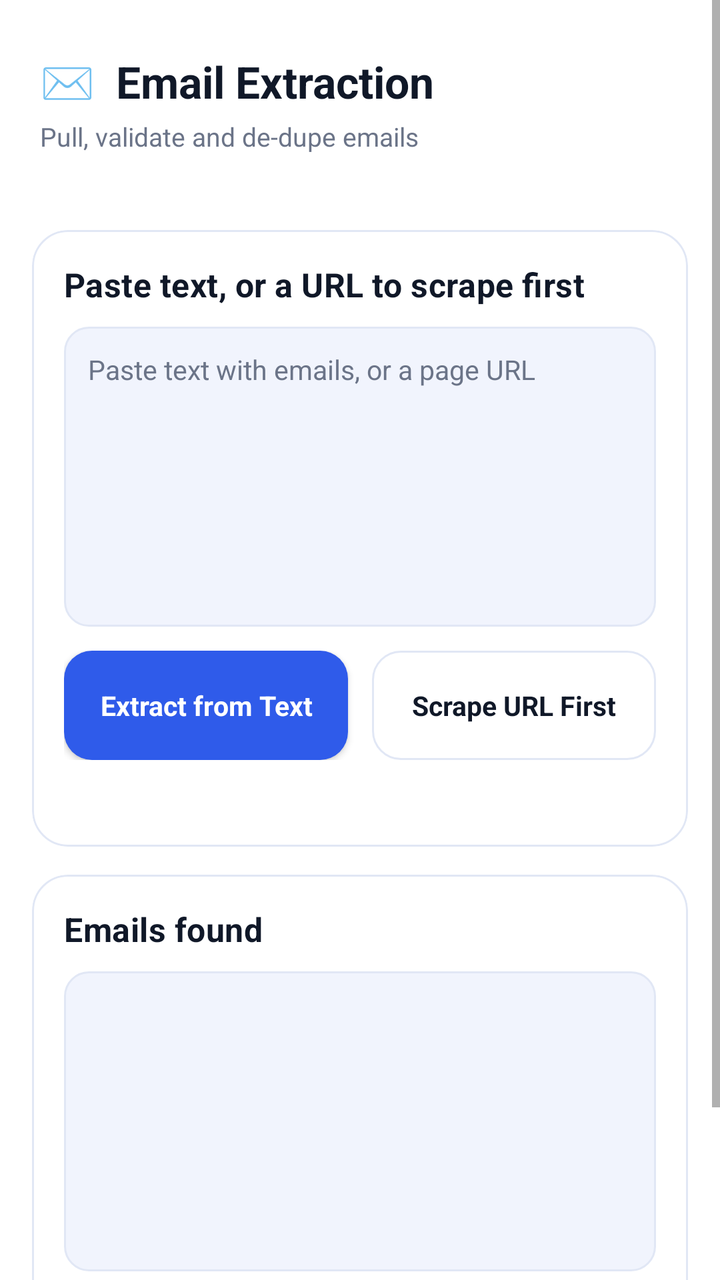
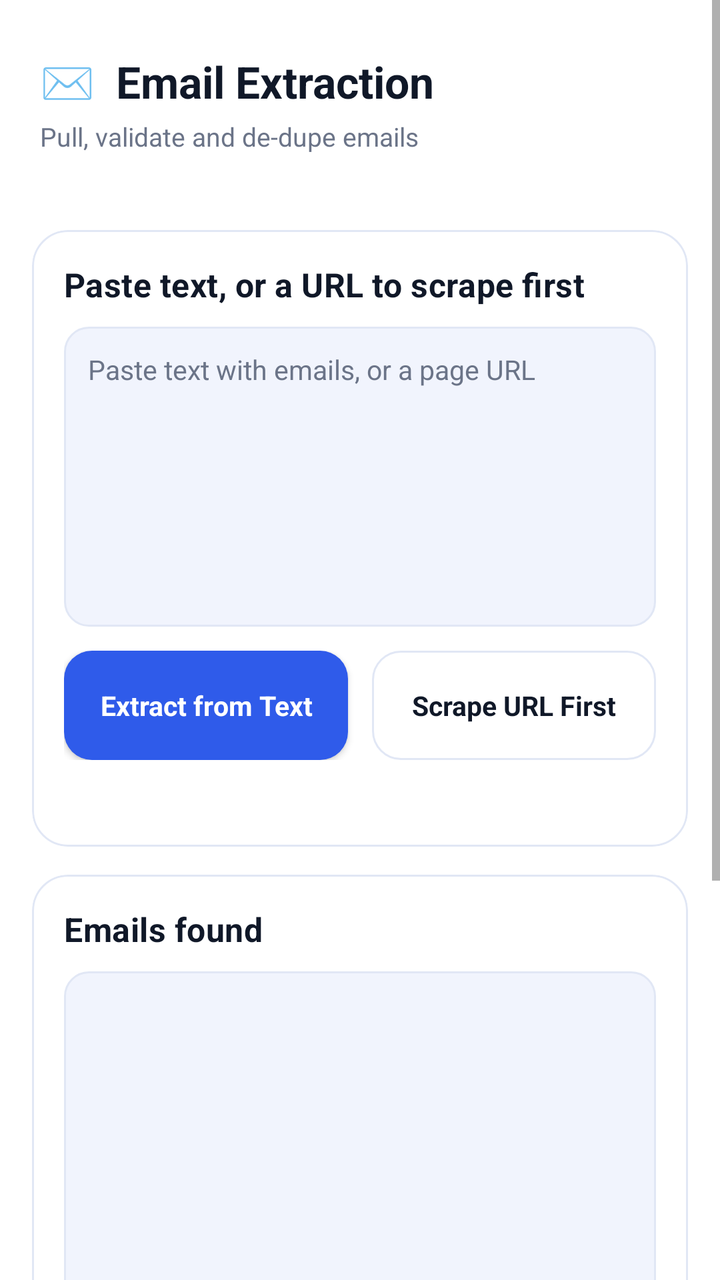

Screens rendered from an Android XML layout before and after an edit, with the pre-edit source and the edit as a unified diff.
<!-- AndroidManifest.xml: application theme Theme.DataToolkit -->
<!-- res/layout/activity_email_extraction.xml -->
<?xml version="1.0" encoding="utf-8"?>
<ScrollView xmlns:android="http://schemas.android.com/apk/res/android"
    android:layout_width="match_parent"
    android:layout_height="match_parent"
    android:clipToPadding="false">

    <LinearLayout
        android:layout_width="match_parent"
        android:layout_height="wrap_content"
        android:orientation="vertical">

        <FrameLayout
            android:layout_width="match_parent"
            android:layout_height="wrap_content"
            android:background="@drawable/bg_header_flat"
            android:paddingStart="20dp" android:paddingEnd="20dp"
            android:paddingTop="26dp" android:paddingBottom="22dp">
            <LinearLayout android:layout_width="match_parent" android:layout_height="wrap_content" android:orientation="vertical">
                <TextView android:layout_width="wrap_content" android:layout_height="wrap_content"
                    android:text="✉️  Email Extraction" android:textColor="@color/text_primary" android:textSize="22sp" android:textStyle="bold" />
                <TextView android:layout_width="wrap_content" android:layout_height="wrap_content" android:layout_marginTop="4dp"
                    android:text="Pull, validate and de-dupe emails" android:textColor="@color/text_secondary" android:textSize="13sp" />
            </LinearLayout>
        </FrameLayout>

        <LinearLayout
            android:layout_width="match_parent"
            android:layout_height="wrap_content"
            android:orientation="vertical"
            android:padding="16dp">

            <com.google.android.material.card.MaterialCardView style="@style/Widget.App.Card" android:layout_width="match_parent" android:layout_height="wrap_content" android:layout_marginBottom="14dp">
                <LinearLayout android:layout_width="match_parent" android:layout_height="wrap_content" android:orientation="vertical">
                    <TextView android:layout_width="wrap_content" android:layout_height="wrap_content"
                        android:text="Paste text, or a URL to scrape first" android:textAppearance="@style/TextAppearance.App.SectionTitle" />

                    <EditText
                        android:id="@+id/etInput"
                        android:layout_width="match_parent"
                        android:layout_height="150dp"
                        android:layout_marginTop="10dp"
                        android:background="@drawable/bg_input_field_focused"
                        android:gravity="top|start"
                        android:hint="Paste text with emails, or a page URL"
                        android:textColorHint="@color/text_secondary"
                        android:textSize="13.5sp"
                        android:inputType="textMultiLine" />

                    <LinearLayout android:layout_width="match_parent" android:layout_height="wrap_content" android:orientation="horizontal" android:layout_marginTop="12dp">
                        <com.google.android.material.button.MaterialButton
                            android:id="@+id/btnExtractFromText"
                            style="@style/Widget.App.Button.Compact"
                            android:layout_width="0dp" android:layout_height="wrap_content" android:layout_weight="1"
                            android:layout_marginEnd="6dp" android:text="Extract from Text" />
                        <com.google.android.material.button.MaterialButton
                            android:id="@+id/btnExtractFromUrl"
                            style="@style/Widget.App.Button.Compact.Outlined"
                            android:layout_width="0dp" android:layout_height="wrap_content" android:layout_weight="1"
                            android:layout_marginStart="6dp" android:text="Scrape URL First" />
                    </LinearLayout>

                    <ProgressBar
                        android:id="@+id/progressBar"
                        style="?android:attr/progressBarStyleHorizontal"
                        android:layout_width="match_parent" android:layout_height="wrap_content"
                        android:layout_marginTop="10dp"
                        android:progressTint="@color/primary"
                        android:indeterminate="true"
                        android:visibility="gone" />

                    <TextView android:id="@+id/tvStatus" android:layout_width="match_parent" android:layout_height="wrap_content"
                        android:layout_marginTop="10dp" android:textColor="@color/text_secondary" android:textSize="12.5sp" />
                </LinearLayout>
            </com.google.android.material.card.MaterialCardView>

            <com.google.android.material.card.MaterialCardView style="@style/Widget.App.Card" android:layout_width="match_parent" android:layout_height="wrap_content">
                <LinearLayout android:layout_width="match_parent" android:layout_height="wrap_content" android:orientation="vertical">
                    <TextView android:layout_width="wrap_content" android:layout_height="wrap_content"
                        android:text="Emails found" android:textAppearance="@style/TextAppearance.App.SectionTitle" />
                    <EditText
                        android:id="@+id/etEmails"
                        android:layout_width="match_parent"
                        android:layout_height="150dp"
                        android:layout_marginTop="10dp"
                        android:background="@drawable/bg_input_field_focused"
                        android:gravity="top|start"
                        android:fontFamily="monospace"
                        android:textSize="12.5sp"
                        android:inputType="textMultiLine" />

                    <com.google.android.material.button.MaterialButton
                        android:id="@+id/btnSaveCsv"
                        style="@style/Widget.App.Button.Outlined"
                        android:layout_width="match_parent"
                        android:layout_height="wrap_content"
                        android:layout_marginTop="12dp"
                        android:text="💾  Save (.csv)" />
                </LinearLayout>
            </com.google.android.material.card.MaterialCardView>

        </LinearLayout>
    </LinearLayout>
</ScrollView>
<!-- resources referenced by this layout -->
<resources>
  <color name="primary">#2F5BEA</color>
  <color name="text_primary">#101828</color>
  <color name="text_secondary">#6B7488</color>
  <!-- drawable bg_header_flat (drawable) -->
  <?xml version="1.0" encoding="utf-8"?>
  <shape xmlns:android="http://schemas.android.com/apk/res/android" android:shape="rectangle">
      <solid android:color="@color/background_alt" />
      <corners android:bottomLeftRadius="24dp" android:bottomRightRadius="24dp" />
  </shape>
  <style name="TextAppearance.App.SectionTitle" parent="TextAppearance.MaterialComponents.Subtitle1">
          <item name="android:textColor">@color/text_primary</item>
          <item name="android:fontFamily">sans-serif-medium</item>
          <item name="android:textStyle">bold</item>
          <item name="android:letterSpacing">0.01</item>
          <item name="android:textSize">16.5sp</item>
      </style>
  <style name="Widget.App.Button.Compact" parent="Widget.App.Button.Primary">
          <item name="android:textSize">13.5sp</item>
          <item name="android:paddingTop">12dp</item>
          <item name="android:paddingBottom">12dp</item>
          <item name="cornerRadius">10dp</item>
      </style>
  <style name="Widget.App.Button.Compact.Outlined" parent="Widget.App.Button.Outlined">
          <item name="android:textSize">13.5sp</item>
          <item name="android:paddingTop">12dp</item>
          <item name="android:paddingBottom">12dp</item>
          <item name="cornerRadius">10dp</item>
      </style>
  <style name="Widget.App.Card" parent="Widget.MaterialComponents.CardView">
          <item name="cardCornerRadius">18dp</item>
          <item name="cardElevation">0dp</item>
          <item name="cardBackgroundColor">@color/surface</item>
          <item name="strokeColor">@color/stroke</item>
          <item name="strokeWidth">1dp</item>
          <item name="contentPadding">16dp</item>
          <item name="rippleColor">@color/icon_chip_bg</item>
      </style>
  <color name="background_alt">#FFFFFF</color>
  <color name="surface">#FFFFFF</color>
  <color name="groove_bg">#F1F4FD</color>
  <color name="stroke">#E1E7F5</color>
  <color name="icon_chip_bg">#E8EEFF</color>
  <color name="primary_dark">#1E43C4</color>
  <color name="secondary">#6C5CE7</color>
  <color name="accent">#F5A524</color>
  <color name="white">#FFFFFF</color>
  <!-- drawable bg_app_gradient (drawable) -->
  <?xml version="1.0" encoding="utf-8"?>
  <layer-list xmlns:android="http://schemas.android.com/apk/res/android">
      <item>
          <shape android:shape="rectangle">
              <gradient android:type="linear" android:angle="90"
                  android:startColor="@color/background_alt" android:endColor="@color/background" />
          </shape>
      </item>
  </layer-list>
  <color name="background">#FFFFFF</color>
  <style name="Widget.App.ProgressBar.Horizontal" parent="Widget.AppCompat.ProgressBar.Horizontal">
          <item name="android:progressDrawable">@drawable/progress_bevel_horizontal</item>
          <item name="android:indeterminateTint">@color/primary</item>
          <item name="android:minHeight">10dp</item>
          <item name="android:maxHeight">10dp</item>
      </style>
  <color name="text_on_primary">#FFFFFF</color>
  <color name="ripple_on_primary">#30FFFFFF</color>
  <color name="primary_light">#8FB0FF</color>
  <!-- unchanged entries left out for length: 7 -->
</resources>

<!-- the commit's change to res/layout/activity_email_extraction.xml (unified diff, before → after) -->
@@ -80,13 +80,17 @@
                     <EditText
                         android:id="@+id/etEmails"
                         android:layout_width="match_parent"
-                        android:layout_height="150dp"
+                        android:layout_height="340dp"
                         android:layout_marginTop="10dp"
                         android:background="@drawable/bg_input_field_focused"
                         android:gravity="top|start"
                         android:fontFamily="monospace"
                         android:textSize="12.5sp"
-                        android:inputType="textMultiLine" />
+                        android:inputType="textMultiLine" 
+                        android:scrollbars="vertical"
+                        android:overScrollMode="always"
+                        android:scrollbarStyle="insideInset"
+                        android:fadeScrollbars="false"/>
 
                     <com.google.android.material.button.MaterialButton
                         android:id="@+id/btnSaveCsv"
